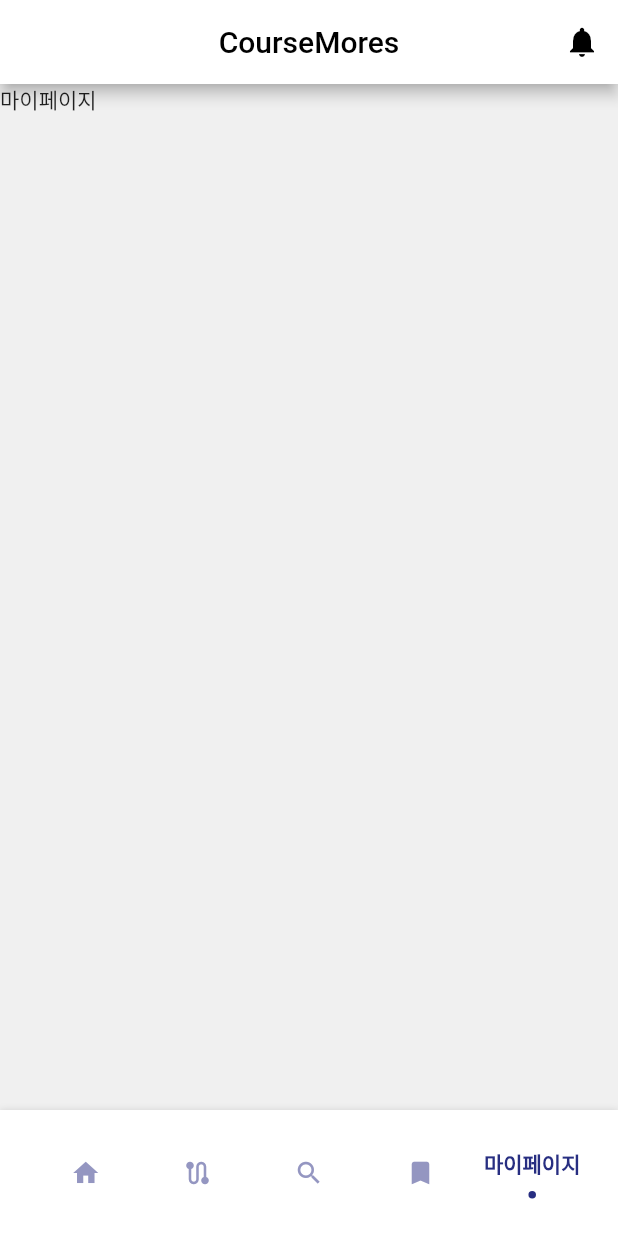
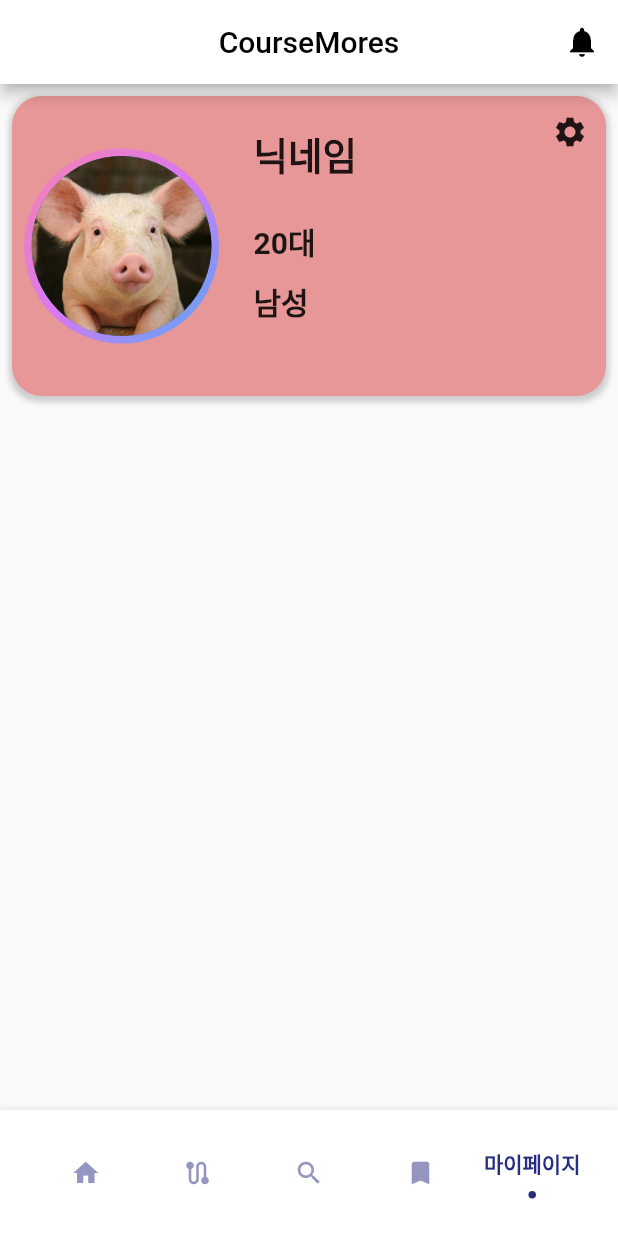
Before and after one commit to jiwon1027/CourseMores, a Flutter app: the screen it shows after launch, item 5 of the bottom bar chosen, on a phone screen of 412 x 824 dp. Run offline on Flutter 3.47's test engine with Material 2 defaults, Android fonts, the phone set to English and light mode, and no system bars; drawn by our look-alikes of flashy_tab_bar2; our stand-ins replace carousel_slider, modal_bottom_sheet; missing offline and left inert: flutter_multi_select_items; network calls fail.

```diff
--- a/FrontEnd/flutter/course_mores/lib/main.dart
+++ b/FrontEnd/flutter/course_mores/lib/main.dart
@@ -3,6 +3,8 @@ import 'package:flutter/material.dart';
 import 'style.dart' as style;
 import 'notification.dart' as noti;
 import 'search.dart' as search;
+import 'home_screen.dart' as home;
+import 'mypage.dart' as mypage;
 
 void main() {
   runApp(MaterialApp(theme: style.theme, home: const MyApp()));
@@ -24,11 +26,11 @@ class _MyAppState extends State<MyApp> {
         backgroundColor: Color.fromARGB(255, 240, 240, 240),
         appBar: CustomAppBar(),
         body: [
-          const Text("홈페이지"),
+          const home.HomeScreen(),
           const Text("코스페이지"),
           const search.Search(),
           const Text("관심페이지"),
-          const Text("마이페이지")
+          const mypage.MyPage(),
         ][pageNum],
         bottomNavigationBar: FlashyTabBar(
           selectedIndex: pageNum,
--- /dev/null
+++ b/FrontEnd/flutter/course_mores/lib/mypage.dart
@@ -0,0 +1,111 @@
+import 'package:flutter/material.dart';
+import 'package:flutter/src/widgets/framework.dart';
+import 'package:flutter/src/widgets/placeholder.dart';
+import 'package:modal_bottom_sheet/modal_bottom_sheet.dart';
+import 'modal_bottom.dart' as modal;
+
+class MyPage extends StatefulWidget {
+  const MyPage({super.key});
+
+  @override
+  State<MyPage> createState() => _MyPageState();
+}
+
+class _MyPageState extends State<MyPage> {
+  @override
+  Widget build(BuildContext context) {
+    return Scaffold(
+      body: Padding(
+        padding: const EdgeInsets.all(8.0),
+        child: Container(
+            child: Column(
+          children: [
+            profileBox(),
+          ],
+        )),
+      ),
+    );
+  }
+}
+
+profileBox() {
+  return Container(
+      height: 200.0,
+      decoration: boxDeco(),
+      child: Row(
+        children: [
+          Padding(
+            padding: const EdgeInsets.all(8.0),
+            child: Container(
+              padding: EdgeInsets.all(5),
+              decoration: BoxDecoration(
+                gradient: const LinearGradient(
+                  begin: Alignment.bottomRight,
+                  end: Alignment.topLeft,
+                  colors: [
+                    Color(0xff4dabf7),
+                    Color(0xffda77f2),
+                    Color(0xfff783ac),
+                  ],
+                ),
+                borderRadius: BorderRadius.circular(120),
+              ),
+              child: CircleAvatar(
+                radius: 60,
+                backgroundImage: AssetImage("assets/img2.png"),
+              ),
+            ),
+          ),
+          Expanded(
+            child: Column(
+              mainAxisAlignment: MainAxisAlignment.start,
+              crossAxisAlignment: CrossAxisAlignment.start,
+              children: [
+                Padding(
+                  padding: const EdgeInsets.fromLTRB(15.0, 20.0, 15.0, 15.0),
+                  child: Text(
+                    '닉네임',
+                    style: TextStyle(fontSize: 25, fontWeight: FontWeight.bold),
+                  ),
+                ),
+                Padding(
+                  padding: const EdgeInsets.fromLTRB(15.0, 10.0, 15.0, 0),
+                  child: Text(
+                    '20대',
+                    style: TextStyle(fontSize: 20, fontWeight: FontWeight.w600),
+                  ),
+                ),
+                Padding(
+                  padding: const EdgeInsets.fromLTRB(15.0, 10.0, 15.0, 10.0),
+                  child: Text(
+                    '남성',
+                    style: TextStyle(fontSize: 20, fontWeight: FontWeight.w600),
+                  ),
+                )
+              ],
+            ),
+          ),
+          Column(
+            mainAxisAlignment: MainAxisAlignment.start,
+            children: [
+              IconButton(onPressed: () {}, icon: Icon(Icons.settings)),
+            ],
+          )
+        ],
+      ));
+}
+
+boxDeco() {
+  return BoxDecoration(
+    color: Color.fromARGB(255, 231, 151, 151),
+    borderRadius: BorderRadius.circular(20),
+    boxShadow: [
+      BoxShadow(
+        color: Colors.grey.withOpacity(0.5),
+        spreadRadius: 2,
+        blurRadius: 3,
+        offset: Offset(0, 2), // changes position of shadow
+      ),
+    ],
+  );
+}
```
Also changed, not shown: FrontEnd/flutter/course_mores/lib/carousel.dart (added, +141 -0 lines), FrontEnd/flutter/course_mores/lib/home_screen.dart (added, +271 -0 lines), FrontEnd/flutter/course_mores/lib/modal_bottom.dart (added, +84 -0 lines), FrontEnd/flutter/course_mores/pubspec.yaml (+53 -48 lines), FrontEnd/flutter/course_mores/assets/img2.png (added), FrontEnd/flutter/course_mores/pubspec.lock, 3 other files.
